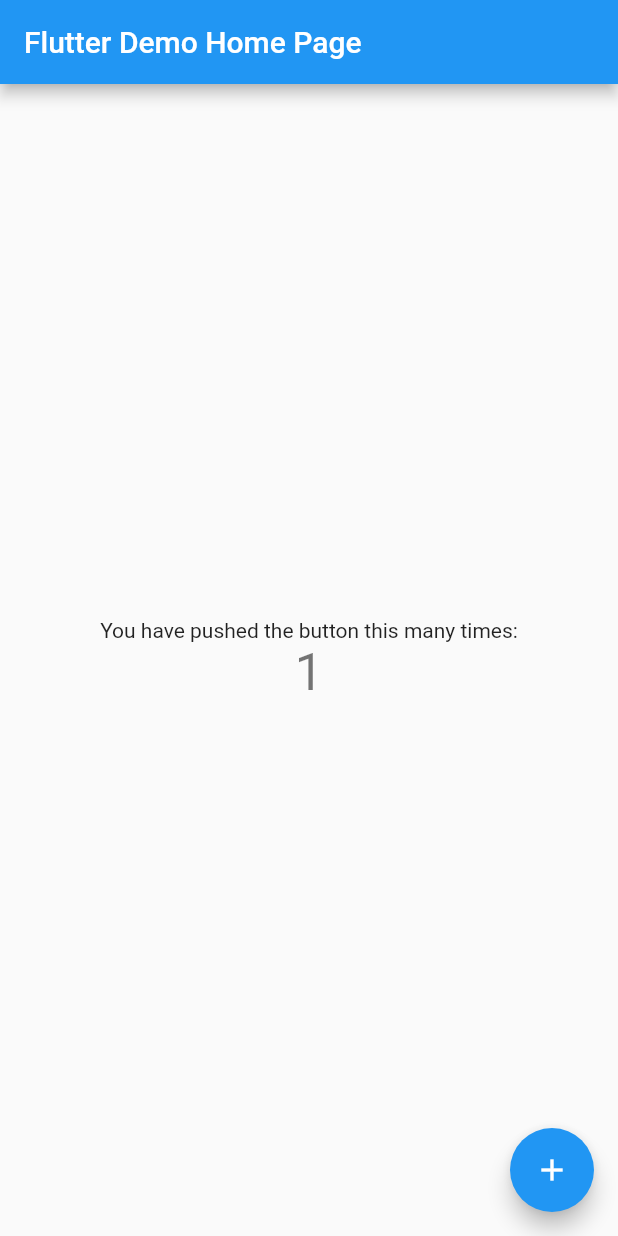
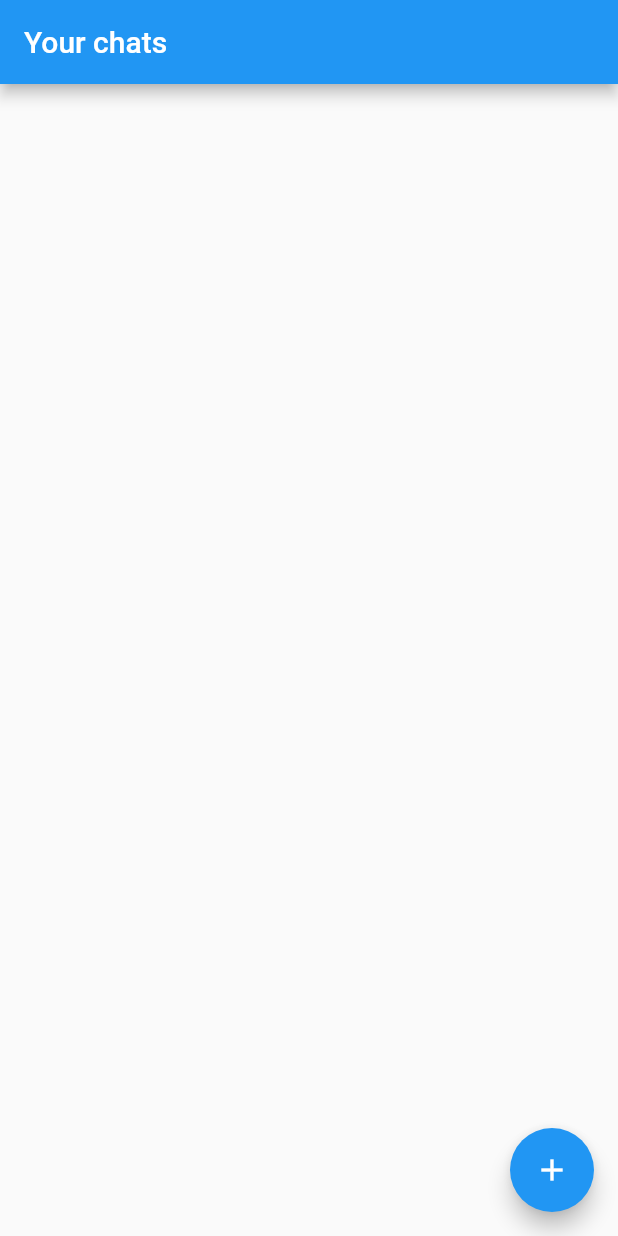
Before and after one commit to Anasmb/Chating-Flutter, a Flutter app: the screen it shows after launch, after a tap on the "add" icon, on a phone screen of 412 x 824 dp. Run offline on Flutter 3.47's test engine with Material 2 defaults, Android fonts, the phone set to English and light mode, and no system bars; our stand-ins replace cloud_firestore, firebase_core; accounts and stored records are empty.

```diff
--- a/lib/main.dart
+++ b/lib/main.dart
@@ -1,111 +1,24 @@
 import 'package:flutter/material.dart';
+import 'package:firebase_core/firebase_core.dart';
+import 'package:flutter_complete_guide/screens/chat_screen.dart';
 
-void main() => runApp(MyApp());
+void main() async {
+  WidgetsFlutterBinding
+      .ensureInitialized(); //this is very important for firestore to work
+  await Firebase.initializeApp(); //this is very important for firestore to work
+  runApp(MyApp());
+}
 
 class MyApp extends StatelessWidget {
   // This widget is the root of your application.
   @override
   Widget build(BuildContext context) {
     return MaterialApp(
-      title: 'Flutter Demo',
+      title: 'FlutterChat',
       theme: ThemeData(
-        // This is the theme of your application.
-        //
-        // Try running your application with "flutter run". You'll see the
-        // application has a blue toolbar. Then, without quitting the app, try
-        // changing the primarySwatch below to Colors.green and then invoke
-        // "hot reload" (press "r" in the console where you ran "flutter run",
-        // or simply save your changes to "hot reload" in a Flutter IDE).
-        // Notice that the counter didn't reset back to zero; the application
-        // is not restarted.
         primarySwatch: Colors.blue,
       ),
-      home: MyHomePage(title: 'Flutter Demo Home Page'),
+      home: ChatScreen(),
     );
   }
 }
-
-class MyHomePage extends StatefulWidget {
-  MyHomePage({Key key, this.title}) : super(key: key);
-
-  // This widget is the home page of your application. It is stateful, meaning
-  // that it has a State object (defined below) that contains fields that affect
-  // how it looks.
-
-  // This class is the configuration for the state. It holds the values (in this
-  // case the title) provided by the parent (in this case the App widget) and
-  // used by the build method of the State. Fields in a Widget subclass are
-  // always marked "final".
-
-  final String title;
-
-  @override
-  _MyHomePageState createState() => _MyHomePageState();
-}
-
-class _MyHomePageState extends State<MyHomePage> {
-  int _counter = 0;
-
-  void _incrementCounter() {
-    setState(() {
-      // This call to setState tells the Flutter framework that something has
-      // changed in this State, which causes it to rerun the build method below
-      // so that the display can reflect the updated values. If we changed
-      // _counter without calling setState(), then the build method would not be
-      // called again, and so nothing would appear to happen.
-      _counter++;
-    });
-  }
-
-  @override
-  Widget build(BuildContext context) {
-    // This method is rerun every time setState is called, for instance as done
-    // by the _incrementCounter method above.
-    //
-    // The Flutter framework has been optimized to make rerunning build methods
-    // fast, so that you can just rebuild anything that needs updating rather
-    // than having to individually change instances of widgets.
-    return Scaffold(
-      appBar: AppBar(
-        // Here we take the value from the MyHomePage object that was created by
-        // the App.build method, and use it to set our appbar title.
-        title: Text(widget.title),
-      ),
-      body: Center(
-        // Center is a layout widget. It takes a single child and positions it
-        // in the middle of the parent.
-        child: Column(
-          // Column is also a layout widget. It takes a list of children and
-          // arranges them vertically. By default, it sizes itself to fit its
-          // children horizontally, and tries to be as tall as its parent.
-          //
-          // Invoke "debug painting" (press "p" in the console, choose the
-          // "Toggle Debug Paint" action from the Flutter Inspector in Android
-          // Studio, or the "Toggle Debug Paint" command in Visual Studio Code)
-          // to see the wireframe for each widget.
-          //
-          // Column has various properties to control how it sizes itself and
-          // how it positions its children. Here we use mainAxisAlignment to
-          // center the children vertically; the main axis here is the vertical
-          // axis because Columns are vertical (the cross axis would be
-          // horizontal).
-          mainAxisAlignment: MainAxisAlignment.center,
-          children: <Widget>[
-            Text(
-              'You have pushed the button this many times:',
-            ),
-            Text(
-              '$_counter',
-              style: Theme.of(context).textTheme.display1,
-            ),
-          ],
-        ),
-      ),
-      floatingActionButton: FloatingActionButton(
-        onPressed: _incrementCounter,
-        tooltip: 'Increment',
-        child: Icon(Icons.add),
-      ), // This trailing comma makes auto-formatting nicer for build methods.
-    );
-  }
-}
--- /dev/null
+++ b/lib/screens/chat_screen.dart
@@ -0,0 +1,41 @@
+import 'package:flutter/material.dart';
+import 'package:cloud_firestore/cloud_firestore.dart';
+
+class ChatScreen extends StatelessWidget {
+  const ChatScreen({Key key}) : super(key: key);
+
+  @override
+  Widget build(BuildContext context) {
+    return Scaffold(
+      appBar: AppBar(
+        title: Text("Your chats"),
+      ),
+      body: StreamBuilder(
+        stream: FirebaseFirestore.instance
+            .collection('chats/NMfsoWaen8a7TARzk6x2/messages')
+            .snapshots(),
+        builder: (context, AsyncSnapshot<QuerySnapshot> streamSnapshot) {
+          //builder function is RE EXCECUTED whatever the steam gives us a new value
+          if (streamSnapshot.connectionState == ConnectionState.waiting) {
+            return Center(
+              child: CircularProgressIndicator(),
+            );
+          }
+          final documents = streamSnapshot.data.docs;
+          print("text = " + documents.length.toString());
+          return ListView.builder(
+            itemCount: documents.length,
+            itemBuilder: (context, index) => Container(
+              padding: EdgeInsets.all(8),
+              child: Text(documents[index]["index"]),
+            ),
+          );
+        },
+      ),
+      floatingActionButton: FloatingActionButton(
+        child: Icon(Icons.add),
+        onPressed: () {},
+      ),
+    );
+  }
+}
--- a/pubspec.yaml
+++ b/pubspec.yaml
@@ -19,10 +19,13 @@ environment:
 dependencies:
   flutter:
     sdk: flutter
+  firebase_core : ^1.10.2
+  firebase_database: ^9.0.8
 
   # The following adds the Cupertino Icons font to your application.
   # Use with the CupertinoIcons class for iOS style icons.
   cupertino_icons: ^0.1.2
+  cloud_firestore: ^3.4.3
 
 dev_dependencies:
   flutter_test:
```
Also changed, not shown: lib/screens/auth_screen.dart (added), pubspec.lock, 4 other files.
